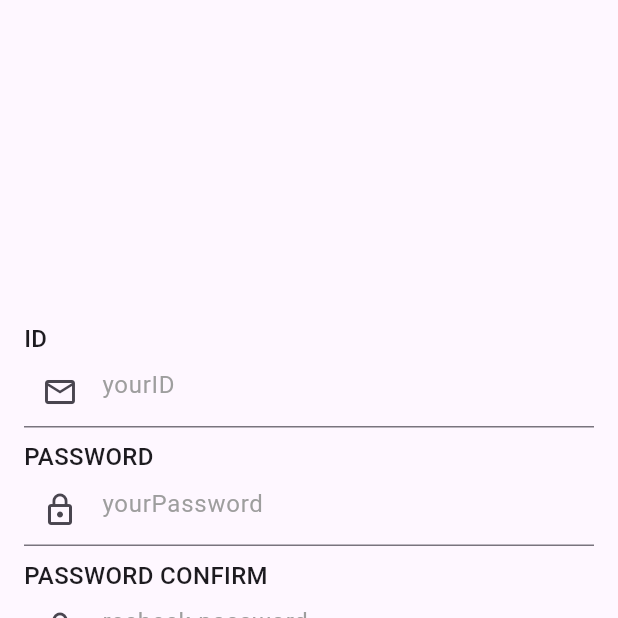
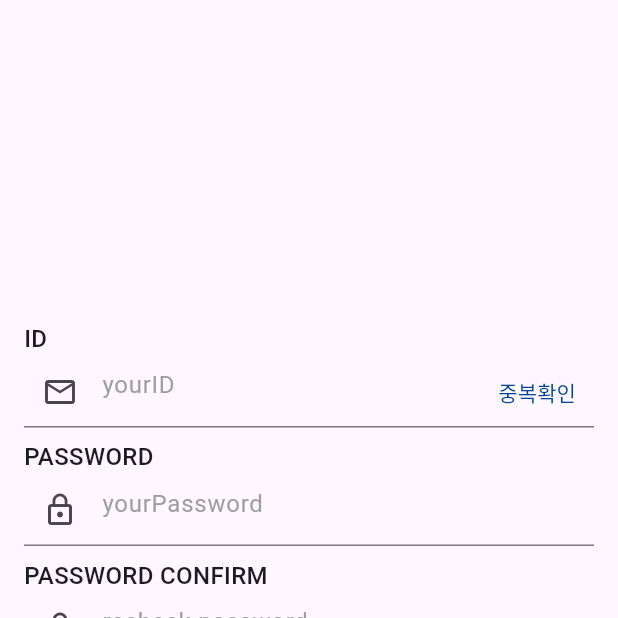
Before and after one commit to tmdgnsle/jeonbuk_front, a Flutter app: the screen it shows after launch, after a tap on "회원가입", on a phone screen of 412 x 824 dp, the top half of it. Run offline on Flutter 3.47's test engine with Material 3 defaults, Android fonts, the light colour scheme and no system bars; our stand-ins replace dio, get; network calls fail.

Commit message:
회원가입 기능 구현 완료

```diff
--- a/lib/components/custom_text_field.dart
+++ b/lib/components/custom_text_field.dart
@@ -1,18 +1,18 @@
 import 'package:flutter/material.dart';
-
-import '../../const/color.dart';
 
 class CustomTextField extends StatelessWidget {
   final TextEditingController controller;
   final String hintText;
   final bool obscure;
-  final Icon prefixIcons;
+  final Icon? prefixIcons;
+  final TextButton? textButton;
 
   const CustomTextField({
     required this.controller,
     required this.hintText,
     required this.obscure,
-    required this.prefixIcons,
+  this.prefixIcons,
+    this.textButton,
     super.key,
   });
 
@@ -25,6 +25,7 @@ class CustomTextField extends StatelessWidget {
         labelStyle: const TextStyle(color: Colors.grey),
         hintStyle: const TextStyle(color: Colors.grey),
         prefixIcon: prefixIcons,
+        suffixIcon: textButton,
       ),
       obscureText: obscure,
     );
--- a/lib/main.dart
+++ b/lib/main.dart
@@ -1,7 +1,8 @@
 import 'package:flutter/material.dart';
 import 'package:get/get.dart';
 import 'package:jeonbuk_front/screen/login_screen.dart';
-import 'package:jeonbuk_front/screen/signup_screen.dart';
+import 'package:jeonbuk_front/screen/register_info_screen.dart';
+import 'package:jeonbuk_front/screen/register_screen.dart';
 
 void main() {
   runApp(const MyApp());
@@ -18,7 +19,8 @@ class MyApp extends StatelessWidget {
       routes: {
         '/': (context) => LoginScreen(),
         '/login': (context) => LoginScreen(),
-        '/signup': (context) => SignUpScreen(),
+        '/register': (context) => RegisterScreen(),
+        '/register/info': (context) => RegisterInfoScreen(),
       },
     );
   }
--- a/lib/screen/login_screen.dart
+++ b/lib/screen/login_screen.dart
@@ -2,7 +2,7 @@ import 'package:flutter/material.dart';
 import 'package:jeonbuk_front/components/custom_text_field.dart';
 import 'package:jeonbuk_front/const/color.dart';
 import 'package:get/get.dart';
-import 'package:jeonbuk_front/screen/signup_screen.dart';
+import 'package:jeonbuk_front/screen/register_screen.dart';
 
 class LoginScreen extends StatefulWidget {
   const LoginScreen({super.key});
@@ -77,7 +77,7 @@ class _LoginScreenState extends State<LoginScreen> {
             ),
             TextButton(
               onPressed: () {
-                Get.to(() => SignUpScreen());
+                Get.to(() => RegisterScreen());
               },
               child: const Text(
                 '회원가입',
--- /dev/null
+++ b/lib/screen/register_screen.dart
@@ -0,0 +1,217 @@
+import 'package:flutter/material.dart';
+import 'package:get/get.dart';
+import 'package:jeonbuk_front/api/openapis.dart';
+import 'package:jeonbuk_front/components/custom_text_field.dart';
+import 'package:jeonbuk_front/const/color.dart';
+import 'package:jeonbuk_front/screen/login_screen.dart';
+import 'package:jeonbuk_front/screen/register_info_screen.dart';
+
+class RegisterScreen extends StatefulWidget {
+  const RegisterScreen({super.key});
+
+  @override
+  State<RegisterScreen> createState() => _RegisterScreenState();
+}
+
+class _RegisterScreenState extends State<RegisterScreen> {
+  final TextEditingController _idController = TextEditingController();
+
+  final TextEditingController _passwordController = TextEditingController();
+
+  final TextEditingController _passwordconfirmController =
+      TextEditingController();
+
+  @override
+  Widget build(BuildContext context) {
+    bool check = false;
+    return Scaffold(
+      body: Padding(
+        padding: const EdgeInsets.all(16),
+        child: Column(
+          mainAxisAlignment: MainAxisAlignment.center,
+          crossAxisAlignment: CrossAxisAlignment.stretch,
+          children: [
+            Text(
+              'ID',
+              style: TextStyle(fontSize: 16.0, fontWeight: FontWeight.w500),
+            ),
+            //TODO 사용자 비밀번호 최소 6자 이상
+            CustomTextField(
+              controller: _idController,
+              hintText: 'yourID',
+              obscure: false,
+              prefixIcons: const Icon(Icons.email_outlined),
+              textButton: TextButton(
+                onPressed: () async {
+                  check =
+                      await OpenApis().checkDuplicatedId(_idController.text);
+                  if (check == true) {
+                    showDialog(
+                      context: context,
+                      builder: (BuildContext context) {
+                        return AlertDialog(
+                          title: Text('알림'),
+                          content: Text('이 아이디는 사용 가능합니다.'),
+                          actions: <Widget>[
+                            TextButton(
+                              child: Text('확인'),
+                              onPressed: () {
+                                Navigator.of(context).pop(); // 알림창 닫기
+                              },
+                            ),
+                          ],
+                        );
+                      },
+                    );
+                  } else {
+                    showDialog(
+                      context: context,
+                      builder: (BuildContext context) {
+                        return AlertDialog(
+                          title: Text('알림'),
+                          content: Text('이 아이디는 사용 가능하지 않습니다.'),
+                          actions: <Widget>[
+                            TextButton(
+                              child: Text('확인'),
+                              onPressed: () {
+                                Navigator.of(context).pop(); // 알림창 닫기
+                              },
+                            ),
+                          ],
+                        );
+                      },
+                    );
+                  }
+                },
+                child: Text(
+                  '중복확인',
+                  style: TextStyle(color: BLUE_COLOR),
+                ),
+              ),
+            ),
+            const SizedBox(height: 8),
+            Text(
+              'PASSWORD',
+              style: TextStyle(fontSize: 16.0, fontWeight: FontWeight.w500),
+            ),
+            //TODO 사용자 비밀번호 최소 6자 이상
+            CustomTextField(
+              controller: _passwordController,
+              hintText: 'yourPassword',
+              obscure: true,
+              prefixIcons: const Icon(Icons.lock_outline),
+            ),
+            const SizedBox(height: 8),
+            Text(
+              'PASSWORD CONFIRM',
+              style: TextStyle(fontSize: 16.0, fontWeight: FontWeight.w500),
+            ),
+            CustomTextField(
+              controller: _passwordconfirmController,
+              hintText: 'recheck password',
+              obscure: true,
+              prefixIcons: const Icon(Icons.lock_outline),
+            ),
+            const SizedBox(height: 32),
+            ElevatedButton(
+              onPressed: () async {
+                if (_passwordController.text ==
+                    _passwordconfirmController.text) {
+                  if (check == true) {
+                    final memberId = await OpenApis()
+                        .register(_idController.text, _passwordController.text);
+                  } else {
+                    showDialog(
+                      context: context,
+                      builder: (BuildContext context) {
+                        return AlertDialog(
+                          title: Text('알림'),
+                          content: Text('아이디 중복체크를 하지 않았습니다.'),
+                          actions: <Widget>[
+                            TextButton(
+                              child: Text('확인'),
+                              onPressed: () {
+                                Navigator.of(context).pop(); // 알림창 닫기
+                              },
+                            ),
+                          ],
+                        );
+                      },
+                    );
+                  }
+                } else {
+                  showDialog(
+                    context: context,
+                    builder: (BuildContext context) {
+                      return AlertDialog(
+                        title: Text('알림'),
+                        content: Text('비밀번호가 일치하지 않습니다.'),
+                        actions: <Widget>[
+                          TextButton(
+                            child: Text('확인'),
+                            onPressed: () {
+                              Navigator.of(context).pop(); // 알림창 닫기
+                            },
+                          ),
+                        ],
+                      );
+                    },
+                  );
+                }
+                Get.to(() => RegisterInfoScreen());
+              },
+              child: Text('다음'),
+              style: ElevatedButton.styleFrom(
+                foregroundColor: Colors.white,
+                backgroundColor: BLUE_COLOR,
+                shape: RoundedRectangleBorder(
+                    borderRadius: BorderRadius.circular(8)),
+              ),
+            ),
+            const SizedBox(
+              height: 8,
+            ),
+            const Row(
+              children: <Widget>[
+                Expanded(
+                  child: Divider(
+                    thickness: 1, // 선의 두께
+                    color: Colors.grey, // 선의 색상
+                  ),
+                ),
+                Padding(
+                  padding: EdgeInsets.symmetric(horizontal: 10),
+                  // 양쪽 여백 조절
+                  child: Text(
+                    "OR",
+                    style: TextStyle(fontSize: 16),
+                  ),
+                ),
+                Expanded(
+                  child: Divider(
+                    thickness: 1, // 선의 두께
+                    color: Colors.grey, // 선의 색상
+                  ),
+                ),
+              ],
+            ),
+            const SizedBox(
+              height: 8,
+            ),
+            TextButton(
+              onPressed: () {
+                Get.to(() => LoginScreen());
+              },
+              child: const Text(
+                '로그인',
+                style: TextStyle(
+                  color: GREEN_COLOR,
+                ),
+              ),
+            ),
+          ],
+        ),
+      ),
+    );
+  }
+}
--- a/lib/screen/signup_screen.dart
+++ /dev/null
@@ -1,120 +0,0 @@
-import 'package:flutter/material.dart';
-import 'package:get/get.dart';
-import 'package:jeonbuk_front/components/custom_text_field.dart';
-import 'package:jeonbuk_front/const/color.dart';
-import 'package:jeonbuk_front/screen/login_screen.dart';
-
-class SignUpScreen extends StatefulWidget {
-  const SignUpScreen({super.key});
-
-  @override
-  State<SignUpScreen> createState() => _SignUpScreenState();
-}
-
-class _SignUpScreenState extends State<SignUpScreen> {
-  final TextEditingController _idController = TextEditingController();
-
-  final TextEditingController _passwordController = TextEditingController();
-
-  final TextEditingController _passwordconfirmController =
-      TextEditingController();
-
-  @override
-  Widget build(BuildContext context) {
-    return Scaffold(
-      body: Padding(
-        padding: const EdgeInsets.all(16),
-        child: Column(
-          mainAxisAlignment: MainAxisAlignment.center,
-          crossAxisAlignment: CrossAxisAlignment.stretch,
-          children: [
-            Text(
-              'ID',
-              style: TextStyle(fontSize: 16.0, fontWeight: FontWeight.w500),
-            ),
-            CustomTextField(
-                controller: _idController,
-                hintText: 'yourID',
-                obscure: false,
-                prefixIcons: const Icon(Icons.email_outlined),
-            ),
-            const SizedBox(height: 8),
-            Text(
-              'PASSWORD',
-              style: TextStyle(fontSize: 16.0, fontWeight: FontWeight.w500),
-            ),
-            CustomTextField(
-              controller: _passwordController,
-              hintText: 'yourPassword',
-              obscure: true,
-              prefixIcons: const Icon(Icons.lock_outline),
-            ),
-            const SizedBox(height: 8),
-            Text(
-              'PASSWORD CONFIRM',
-              style: TextStyle(fontSize: 16.0, fontWeight: FontWeight.w500),
-            ),
-            CustomTextField(
-              controller: _passwordconfirmController,
-              hintText: 'recheck password',
-              obscure: true,
-              prefixIcons: const Icon(Icons.lock_outline),
-            ),
-            const SizedBox(height: 32),
-            ElevatedButton(
-              onPressed: () {},
-              child: Text('다음'),
-              style: ElevatedButton.styleFrom(
-                foregroundColor: Colors.white,
-                backgroundColor: BLUE_COLOR,
-                shape: RoundedRectangleBorder(
-                    borderRadius: BorderRadius.circular(8)),
-              ),
-            ),
-            const SizedBox(
-              height: 8,
-            ),
-            Row(
-              children: <Widget>[
-                Expanded(
-                  child: Divider(
-                    thickness: 1, // 선의 두께
-                    color: Colors.grey, // 선의 색상
-                  ),
-                ),
-                Padding(
-                  padding: const EdgeInsets.symmetric(horizontal: 10),
-                  // 양쪽 여백 조절
-                  child: Text(
-                    "OR",
-                    style: TextStyle(fontSize: 16),
-                  ),
-                ),
-                Expanded(
-                  child: Divider(
-                    thickness: 1, // 선의 두께
-                    color: Colors.grey, // 선의 색상
-                  ),
-                ),
-              ],
-            ),
-            const SizedBox(
-              height: 8,
-            ),
-            TextButton(
-              onPressed: () {
-                Get.to(() => LoginScreen());
-              },
-              child: const Text(
-                '로그인',
-                style: TextStyle(
-                  color: GREEN_COLOR,
-                ),
-              ),
-            ),
-          ],
-        ),
-      ),
-    );
-  }
-}
```
Also changed, not shown: lib/api/openapis.dart (added, +65 -0 lines), lib/model/register_model.dart (added, +17 -0 lines), lib/screen/register_info_screen.dart (added, +80 -0 lines).
